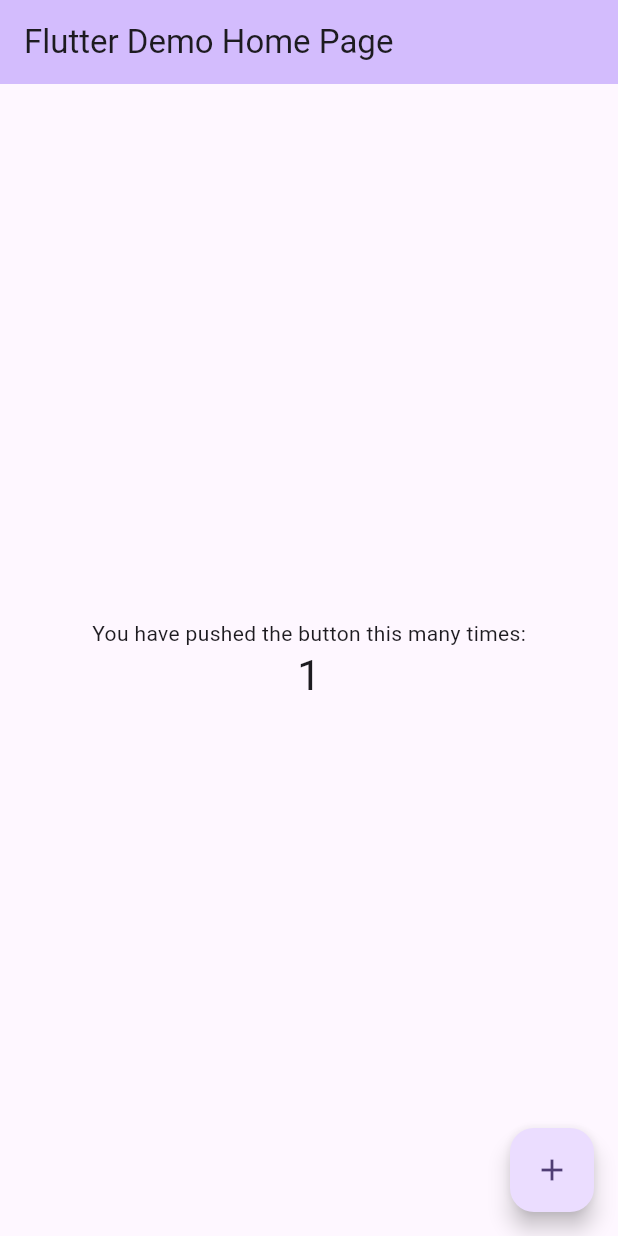
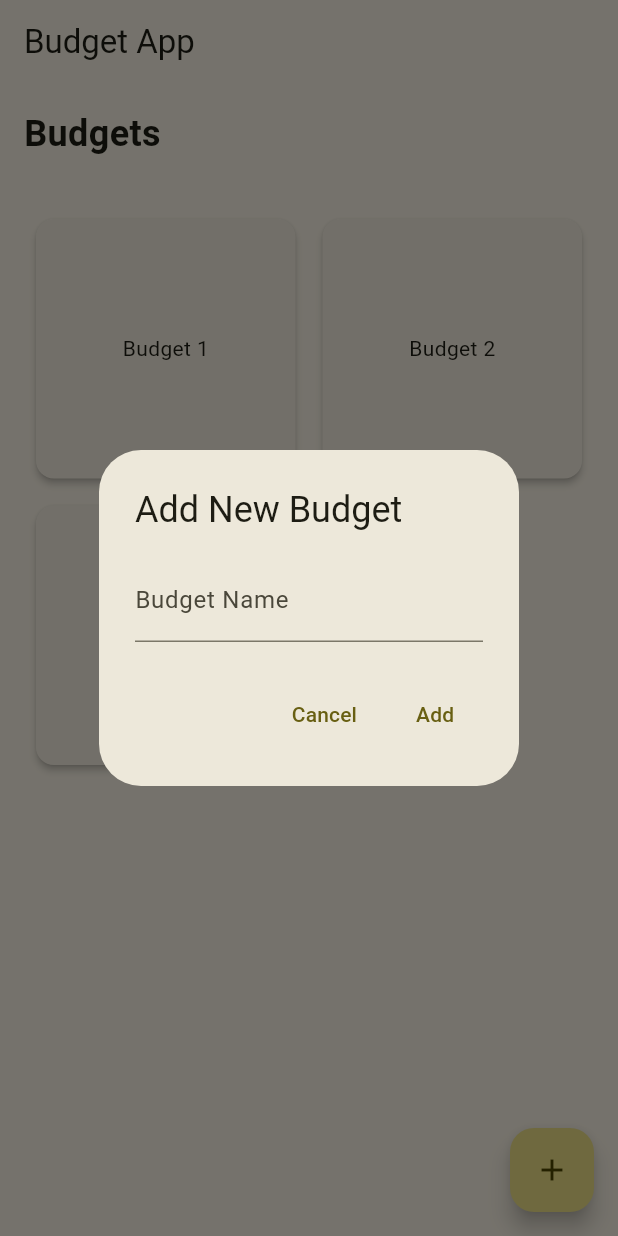
Before and after one commit to poomchantara/simple_budget, a Flutter app: the screen it shows after launch, after a tap on the "add" icon, on a phone screen of 412 x 824 dp. Run offline on Flutter 3.47's test engine with Material 2 defaults, Android fonts, the phone set to English and light mode, and no system bars; our stand-ins replace get.

Commit message:
add home and budget UI page
started the pages and added GetX Controller to each page

```diff
--- a/analysis_options.yaml
+++ b/analysis_options.yaml
@@ -22,6 +22,7 @@ linter:
   # `// ignore_for_file: name_of_lint` syntax on the line or in the file
   # producing the lint.
   rules:
+    prefer_const_constructors: false
     # avoid_print: false  # Uncomment to disable the `avoid_print` rule
     # prefer_single_quotes: true  # Uncomment to enable the `prefer_single_quotes` rule
 
--- a/lib/main.dart
+++ b/lib/main.dart
@@ -1,4 +1,6 @@
 import 'package:flutter/material.dart';
+import 'package:get/get.dart';
+import 'view/pages/home/home_page.dart';
 
 void main() {
   runApp(const MyApp());
@@ -7,119 +9,16 @@ void main() {
 class MyApp extends StatelessWidget {
   const MyApp({super.key});
 
-  // This widget is the root of your application.
   @override
   Widget build(BuildContext context) {
-    return MaterialApp(
-      title: 'Flutter Demo',
+    return GetMaterialApp(
+      title: 'Simple Budget',
       theme: ThemeData(
-        // This is the theme of your application.
-        //
-        // TRY THIS: Try running your application with "flutter run". You'll see
-        // the application has a blue toolbar. Then, without quitting the app,
-        // try changing the seedColor in the colorScheme below to Colors.green
-        // and then invoke "hot reload" (save your changes or press the "hot
-        // reload" button in a Flutter-supported IDE, or press "r" if you used
-        // the command line to start the app).
-        //
-        // Notice that the counter didn't reset back to zero; the application
-        // state is not lost during the reload. To reset the state, use hot
-        // restart instead.
-        //
-        // This works for code too, not just values: Most code changes can be
-        // tested with just a hot reload.
-        colorScheme: ColorScheme.fromSeed(seedColor: Colors.deepPurple),
+        colorScheme: ColorScheme.fromSeed(seedColor: Colors.yellow),
         useMaterial3: true,
       ),
-      home: const MyHomePage(title: 'Flutter Demo Home Page'),
+      home: HomePage(),
+      debugShowCheckedModeBanner: false,
     );
   }
 }
-
-class MyHomePage extends StatefulWidget {
-  const MyHomePage({super.key, required this.title});
-
-  // This widget is the home page of your application. It is stateful, meaning
-  // that it has a State object (defined below) that contains fields that affect
-  // how it looks.
-
-  // This class is the configuration for the state. It holds the values (in this
-  // case the title) provided by the parent (in this case the App widget) and
-  // used by the build method of the State. Fields in a Widget subclass are
-  // always marked "final".
-
-  final String title;
-
-  @override
-  State<MyHomePage> createState() => _MyHomePageState();
-}
-
-class _MyHomePageState extends State<MyHomePage> {
-  int _counter = 0;
-
-  void _incrementCounter() {
-    setState(() {
-      // This call to setState tells the Flutter framework that something has
-      // changed in this State, which causes it to rerun the build method below
-      // so that the display can reflect the updated values. If we changed
-      // _counter without calling setState(), then the build method would not be
-      // called again, and so nothing would appear to happen.
-      _counter++;
-    });
-  }
-
-  @override
-  Widget build(BuildContext context) {
-    // This method is rerun every time setState is called, for instance as done
-    // by the _incrementCounter method above.
-    //
-    // The Flutter framework has been optimized to make rerunning build methods
-    // fast, so that you can just rebuild anything that needs updating rather
-    // than having to individually change instances of widgets.
-    return Scaffold(
-      appBar: AppBar(
-        // TRY THIS: Try changing the color here to a specific color (to
-        // Colors.amber, perhaps?) and trigger a hot reload to see the AppBar
-        // change color while the other colors stay the same.
-        backgroundColor: Theme.of(context).colorScheme.inversePrimary,
-        // Here we take the value from the MyHomePage object that was created by
-        // the App.build method, and use it to set our appbar title.
-        title: Text(widget.title),
-      ),
-      body: Center(
-        // Center is a layout widget. It takes a single child and positions it
-        // in the middle of the parent.
-        child: Column(
-          // Column is also a layout widget. It takes a list of children and
-          // arranges them vertically. By default, it sizes itself to fit its
-          // children horizontally, and tries to be as tall as its parent.
-          //
-          // Column has various properties to control how it sizes itself and
-          // how it positions its children. Here we use mainAxisAlignment to
-          // center the children vertically; the main axis here is the vertical
-          // axis because Columns are vertical (the cross axis would be
-          // horizontal).
-          //
-          // TRY THIS: Invoke "debug painting" (choose the "Toggle Debug Paint"
-          // action in the IDE, or press "p" in the console), to see the
-          // wireframe for each widget.
-          mainAxisAlignment: MainAxisAlignment.center,
-          children: <Widget>[
-            const Text(
-              'You have pushed the button this many times:',
-            ),
-            Text(
-              '$_counter',
-              style: Theme.of(context).textTheme.headlineMedium,
-            ),
-          ],
-        ),
-      ),
-      floatingActionButton: FloatingActionButton(
-        onPressed: _incrementCounter,
-        tooltip: 'Increment',
-        child: const Icon(Icons.add),
-      ), // This trailing comma makes auto-formatting nicer for build methods.
-    );
-  }
-}
--- /dev/null
+++ b/lib/view/pages/budget/budget_controller.dart
@@ -0,0 +1,8 @@
+import 'package:flutter/material.dart';
+import 'package:get/get.dart';
+
+class BudgetController extends GetxController {
+  final String id = 'test_id';
+  final String name = 'Test Name';
+  final double amount = 100;
+}
--- /dev/null
+++ b/lib/view/pages/home/home_page.dart
@@ -0,0 +1,70 @@
+// ignore_for_file: prefer_const_constructors, use_key_in_widget_constructors
+
+import 'package:flutter/material.dart';
+import 'package:get/get.dart';
+import 'package:simple_budget/view/pages/budget/budget_detail_page.dart';
+import 'package:simple_budget/view/pages/home/home_page_controller.dart';
+
+class HomePage extends StatelessWidget {
+  final controller = Get.put(HomePageController());
+
+  @override
+  Widget build(BuildContext context) {
+    return Scaffold(
+      appBar: AppBar(
+        title: Text('Budget App'),
+      ),
+      body: Column(
+        crossAxisAlignment: CrossAxisAlignment.start,
+        children: [
+          Padding(
+            padding: EdgeInsets.all(16.0),
+            child: Text(
+              'Budgets',
+              style: TextStyle(
+                fontSize: 24,
+                fontWeight: FontWeight.bold,
+              ),
+            ),
+          ),
+          Expanded(
+            child: Padding(
+              padding: const EdgeInsets.all(20.0),
+              child: GetBuilder<HomePageController>(
+                builder: (_) => GridView.builder(
+                  gridDelegate: SliverGridDelegateWithFixedCrossAxisCount(
+                    crossAxisCount: 2,
+                    crossAxisSpacing: 10,
+                    mainAxisSpacing: 10,
+                  ),
+                  itemCount: controller.budgets.length,
+                  itemBuilder: (BuildContext context, int index) {
+                    return GestureDetector(
+                      onTap: () {
+                        // Handle budget item tap
+                        Get.to(() => BudgetDetailPage());
+                      },
+                      child: Card(
+                        elevation: 2,
+                        child: Center(
+                          child: Text(controller.budgets[index]),
+                        ),
+                      ),
+                    );
+                  },
+                ),
+              ),
+            ),
+          ),
+        ],
+      ),
+      floatingActionButton: FloatingActionButton(
+        onPressed: () {
+          // Handle add new budget button tap
+          controller.showAddBudgetDialog();
+        },
+        child: Icon(Icons.add),
+      ),
+    );
+  }
+}
--- /dev/null
+++ b/lib/view/pages/home/home_page_controller.dart
@@ -0,0 +1,32 @@
+import 'package:flutter/material.dart';
+import 'package:get/get.dart';
+
+class HomePageController extends GetxController {
+  List<String> budgets = ['Budget 1', 'Budget 2', 'Budget 3'];
+
+  void showAddBudgetDialog() {
+    Get.dialog(AlertDialog(
+      title: Text('Add New Budget'),
+      content: TextField(
+        decoration: InputDecoration(labelText: 'Budget Name'),
+        onChanged: (value) {},
+      ),
+      actions: [
+        TextButton(
+          onPressed: () {
+            Get.back();
+          },
+          child: Text('Cancel'),
+        ),
+        TextButton(
+          onPressed: () {
+            budgets.add('New Budget');
+            update();
+            Get.back();
+          },
+          child: Text('Add'),
+        ),
+      ],
+    ));
+  }
+}
--- a/pubspec.yaml
+++ b/pubspec.yaml
@@ -31,6 +31,8 @@ dependencies:
   flutter:
     sdk: flutter
 
+  # state management
+  get: ^4.6.5
 
   # The following adds the Cupertino Icons font to your application.
   # Use with the CupertinoIcons class for iOS style icons.
```
Also changed, not shown: lib/view/pages/budget/budget_detail_page.dart (added, +51 -0 lines), pubspec.lock.
